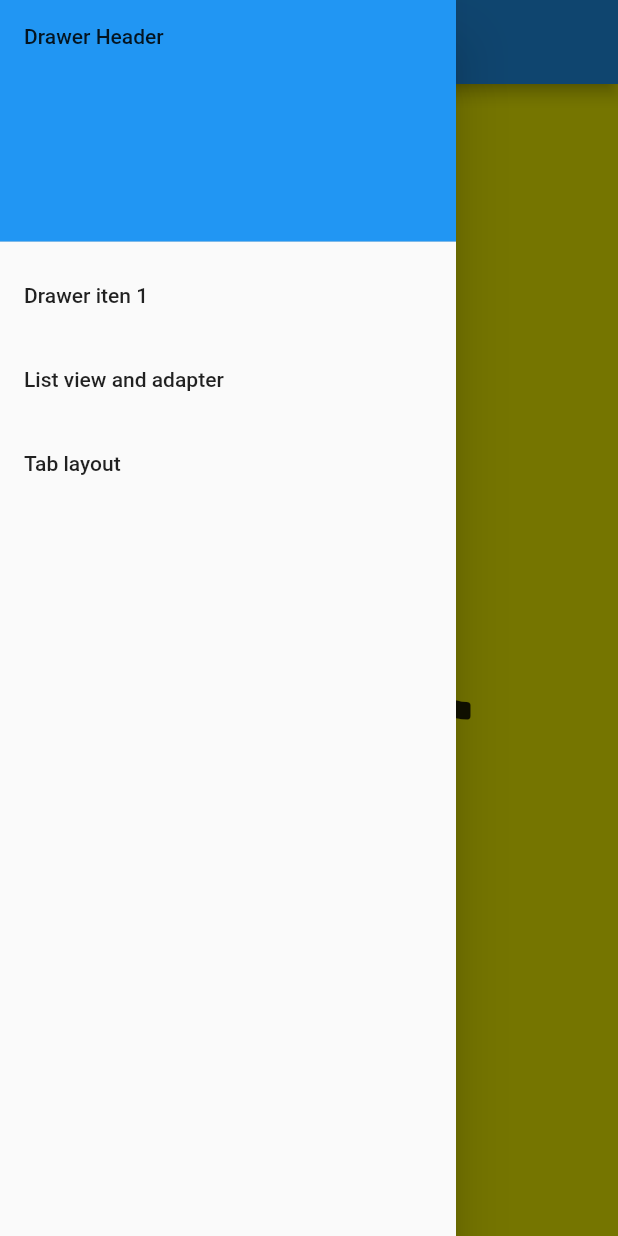
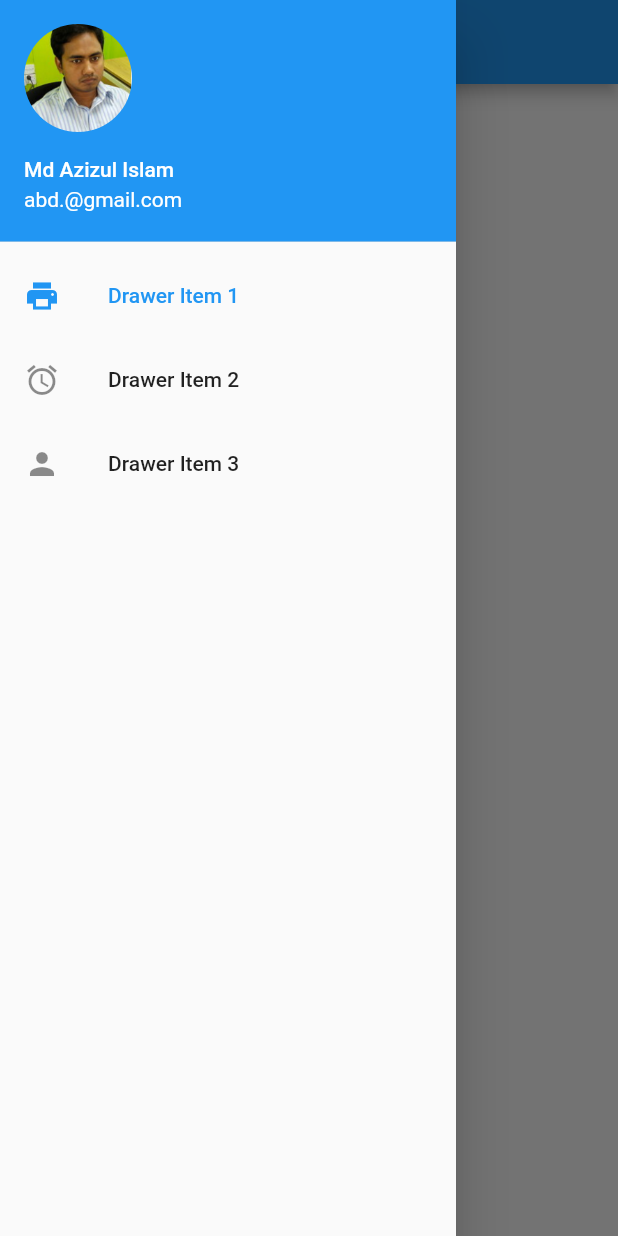
Before and after one commit to azizcse/Flutter_learn, a Flutter app: the screen it shows after launch, with the side drawer open, on a phone screen of 412 x 824 dp. Run offline on Flutter 3.47's test engine with Material 2 defaults, Android fonts, the phone set to English and light mode, and no system bars; our stand-ins replace sqflite; accounts and stored records are empty.

Commit message:
navigation drawer added

```diff
--- a/lib/drawer/navigation_drawer.dart
+++ b/lib/drawer/navigation_drawer.dart
@@ -2,14 +2,24 @@ import 'package:flutter/material.dart';
 import '../tabbar/tab_layout_page.dart';
 import '../list_view/list_view_adapter.dart';
 import '../model/Person.dart';
-class NavigationDrawer extends StatelessWidget{
+
+
+class DrawerItem{
+  String name;
+  IconData iconData;
+  DrawerItem(this.name,this.iconData);
+}
+
+class NavigationDrawer extends StatelessWidget {
 
   final String title;
-
+  final drawerItems = [
+    new DrawerItem("Drawer Item 1", Icons.access_alarms),
+  ];
   NavigationDrawer({
     Key key,
     this.title,
-  }):super(key : key);
+  }) :super(key: key);
 
 
   @override
@@ -40,39 +50,52 @@ class NavigationDrawer extends StatelessWidget{
         child: new ListView(
           padding: EdgeInsets.zero,
           children: <Widget>[
-            new DrawerHeader(child: new Text("Drawer Header"),
-              decoration: new BoxDecoration(
-                color: Colors.blue,
+            new UserAccountsDrawerHeader(
+              accountName: new Text("Md Azizul Islam"),
+              accountEmail: new Text("abc@gmail.com"),
+              margin: const EdgeInsets.all(3.0),
+              otherAccountsPictures: <Widget>[
+                new IconButton(
+                    icon: new Icon(Icons.access_alarms, color: Colors.deepPurple, size: 40.0,),
+                    onPressed: () {
+                      print("User image pressed");
+                    })
+              ],
+
+              currentAccountPicture: new CircleAvatar(
+                backgroundColor: Theme.of(context).accentColor,
+                backgroundImage: new AssetImage("assets/profile_picture.jpg"),
               ),
             ),
 
             new ListTile(title: new Text("Drawer iten 1"),
-            onTap: (){
-              Navigator.pop(context);
-              var person = Person.create(7878,"Aziz","Bashupara");
-              var person2 = Person.create(7878,"Azihtz","Bashupgfhara");
+              onTap: () {
+                Navigator.pop(context);
+                var person = Person.create(7878, "Aziz", "Bashupara", 34);
+                var person2 = Person.create(7878, "Azihtz", "Bashupgfhara", 54);
 
-              if(person == person2){
-                print("Object are same");
-              }else{
-                print("Object not same");
-              }
-
-            },
+                if (person == person2) {
+                  print("Object are same");
+                } else {
+                  print("Object not same");
+                }
+              },
             ),
             new ListTile(
               title: new Text("List view and adapter"),
-              onTap: (){
+              onTap: () {
                 Navigator.pop(context);
-                Navigator.push(context, new MaterialPageRoute(builder: (context) => new SimpleApp()));
+                Navigator.push(context, new MaterialPageRoute(
+                    builder: (context) => new SimpleApp()));
               },
             ),
 
             new ListTile(
               title: new Text("Tab layout"),
-              onTap: (){
+              onTap: () {
                 Navigator.pop(context);
-                Navigator.push(context, new MaterialPageRoute(builder: (context) => new TabBarDemo()));
+                Navigator.push(context, new MaterialPageRoute(
+                    builder: (context) => new TabBarDemo()));
               },
             ),
           ],
--- /dev/null
+++ b/lib/fragment/first_fragemtn.dart
@@ -0,0 +1,11 @@
+import 'package:flutter/material.dart';
+
+class FirstFragment extends StatelessWidget {
+  @override
+  Widget build(BuildContext context) {
+    return new Center(
+      child: new Text("Hello Fragment 1"),
+    );
+  }
+
+}
--- a/lib/main.dart
+++ b/lib/main.dart
@@ -1,6 +1,7 @@
 import 'package:flutter/material.dart';
 import 'drawer/navigation_drawer.dart';
 import 'content_details/contentDetails.dart';
+import 'page/home_page.dart';
 
 void main() => runApp(new MyApp());
 
@@ -12,8 +13,10 @@ class MyApp extends StatelessWidget {
       theme: new ThemeData(
         primarySwatch: Colors.blue,
       ),
-       home: new NavigationDrawer(title: 'Flutter Demo Home Page'),
+       //home: new NavigationDrawer(title: 'Flutter Demo Home Page'),
       //home: new MyHomePage(),
+
+      home: new HomePage(),
     );
   }
 }
--- /dev/null
+++ b/lib/page/home_page.dart
@@ -0,0 +1,85 @@
+import 'package:flutter/material.dart';
+import '../fragment/first_fragemtn.dart';
+import '../fragment/second_fragment.dart';
+import '../fragment/third_fragment.dart';
+
+class DrawerItem {
+  String name;
+  IconData iconData;
+
+  DrawerItem(this.name, this.iconData);
+}
+
+class HomePage extends StatefulWidget {
+  final drawerItem = [
+    new DrawerItem("Drawer Item 1", Icons.print),
+    new DrawerItem("Drawer Item 2", Icons.access_alarm),
+    new DrawerItem("Drawer Item 3", Icons.person)
+  ];
+
+  @override
+  State<StatefulWidget> createState() {
+    return new HomePageState();
+  }
+
+}
+
+class HomePageState extends State<HomePage> {
+  int _selectedDrawerIndex = 0;
+
+  _getDrawerItemWidget(int index) {
+    switch (index) {
+      case 0:
+        return new FirstFragment();
+      case 1:
+        return new SecondFragment();
+      case 2:
+        return new ThirdFragment();
+      default:
+        return new Text("Error");
+    }
+  }
+
+  _onSelectItem(int index) {
+    setState(() => _selectedDrawerIndex = index);
+    Navigator.of(context).pop(); // close the drawer
+  }
+
+  @override
+  Widget build(BuildContext context) {
+    var drawerOptions = <Widget>[];
+
+    for (int i = 0; i < widget.drawerItem.length; i++) {
+      var d = widget.drawerItem[i];
+      drawerOptions.add(
+          new ListTile(
+            leading: new Icon(d.iconData),
+            title: new Text(d.name),
+            selected: i == _selectedDrawerIndex,
+            onTap: () => _onSelectItem(i),
+          )
+      );
+    }
+
+    return new Scaffold(
+      appBar: new AppBar(
+        title: new Text(widget.drawerItem[_selectedDrawerIndex].name),),
+      drawer: new Drawer(
+        child: new Column(
+          children: <Widget>[new UserAccountsDrawerHeader(
+            accountName: new Text("Md Azizul Islam"),
+            accountEmail: new Text("abd.@gmail.com"),
+            currentAccountPicture:new CircleAvatar(
+              backgroundColor: Theme.of(context).accentColor,
+              backgroundImage: new AssetImage("assets/profile_picture.jpg"),
+            ),
+          ),
+          new Column(children: drawerOptions)
+          ],
+        ),
+      ),
+      body: _getDrawerItemWidget(_selectedDrawerIndex),
+    );
+  }
+
+}
--- a/pubspec.yaml
+++ b/pubspec.yaml
@@ -30,6 +30,7 @@ flutter:
   uses-material-design: true
   assets:
     - images/lake.jpg
+    - assets/profile_picture.jpg
 
   # To add assets to your application, add an assets section, like this:
   # assets:
```
Also changed, not shown: lib/db/AppDatabase.dart (+25 -13 lines), lib/fragment/second_fragment.dart (added, +11 -0 lines), lib/fragment/third_fragment.dart (added, +11 -0 lines), assets/profile_picture.jpg (added).
